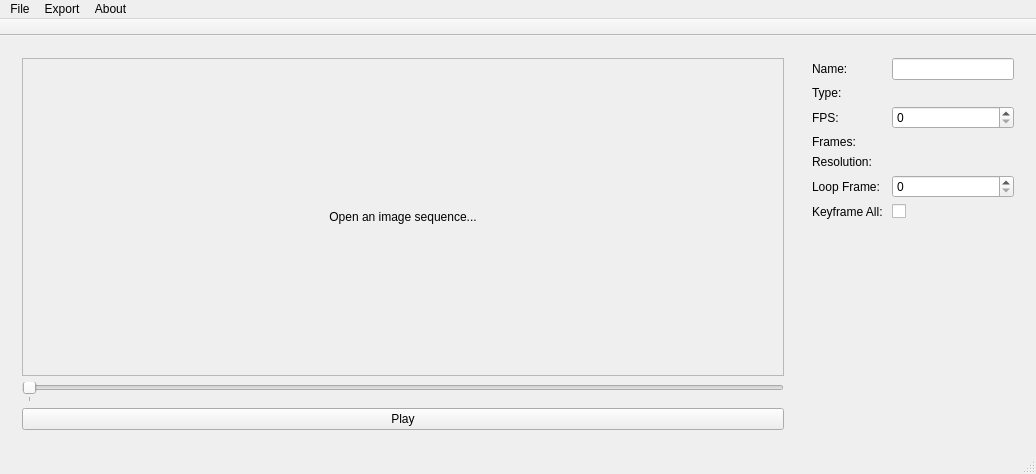
MjnMixael/AnimStudio, file AnimStudio/Forms/AnimStudio.ui: the form before one commit.
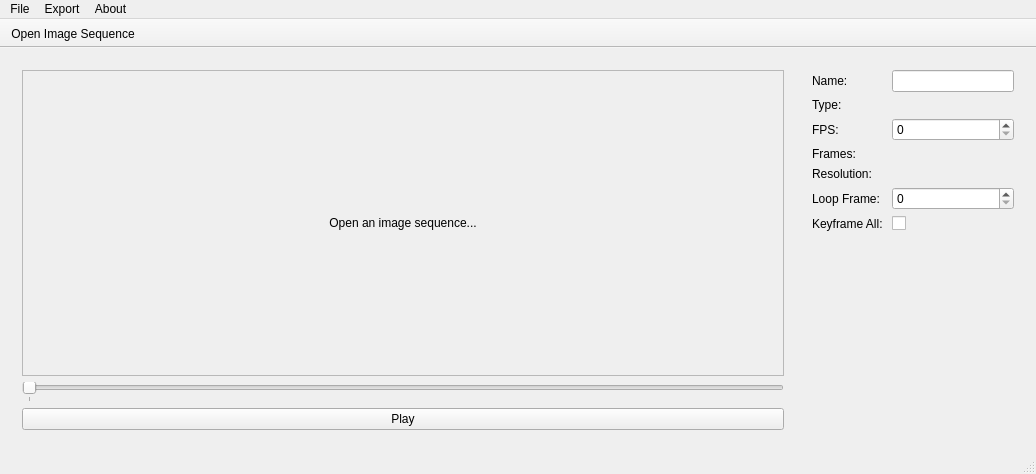
The form after the commit.

Commit message: rough in toolbar

Patch:
```diff
--- a/AnimStudio/Forms/AnimStudio.ui
+++ b/AnimStudio/Forms/AnimStudio.ui
@@ -53,8 +53,8 @@
                <rect>
                 <x>0</x>
                 <y>0</y>
-                <width>780</width>
-                <height>342</height>
+                <width>764</width>
+                <height>314</height>
                </rect>
               </property>
               <layout class="QGridLayout" name="gridLayout">
@@ -276,10 +276,41 @@
    <addaction name="menuExport"/>
    <addaction name="menuAbout"/>
   </widget>
-  <widget class="QToolBar" name="mainToolBar">
+  <widget class="QStatusBar" name="statusBar"/>
+  <widget class="QToolBar" name="toolBar">
+   <property name="enabled">
+    <bool>true</bool>
+   </property>
+   <property name="sizePolicy">
+    <sizepolicy hsizetype="Preferred" vsizetype="Fixed">
+     <horstretch>0</horstretch>
+     <verstretch>0</verstretch>
+    </sizepolicy>
+   </property>
+   <property name="sizeIncrement">
+    <size>
+     <width>0</width>
+     <height>0</height>
+    </size>
+   </property>
+   <property name="baseSize">
+    <size>
+     <width>0</width>
+     <height>0</height>
+    </size>
+   </property>
+   <property name="windowTitle">
+    <string>toolBar</string>
+   </property>
    <property name="movable">
     <bool>false</bool>
    </property>
+   <property name="iconSize">
+    <size>
+     <width>24</width>
+     <height>24</height>
+    </size>
+   </property>
    <property name="floatable">
     <bool>false</bool>
    </property>
@@ -289,6 +320,7 @@
    <attribute name="toolBarBreak">
     <bool>false</bool>
    </attribute>
+   <addaction name="actionOpenImageSequence"/>
   </widget>
   <widget class="QStatusBar" name="statusBar"/>
   <action name="actionOpenImageSequence">
```
Left out of the diff: 1 changed line with no effect on the pictures.
